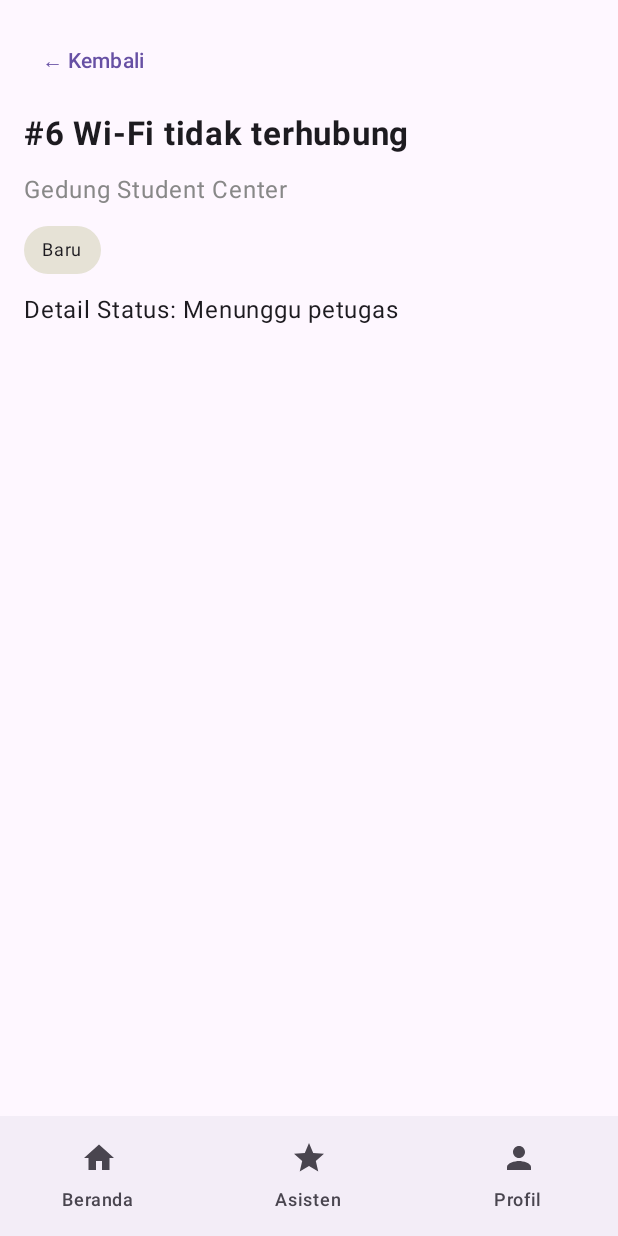
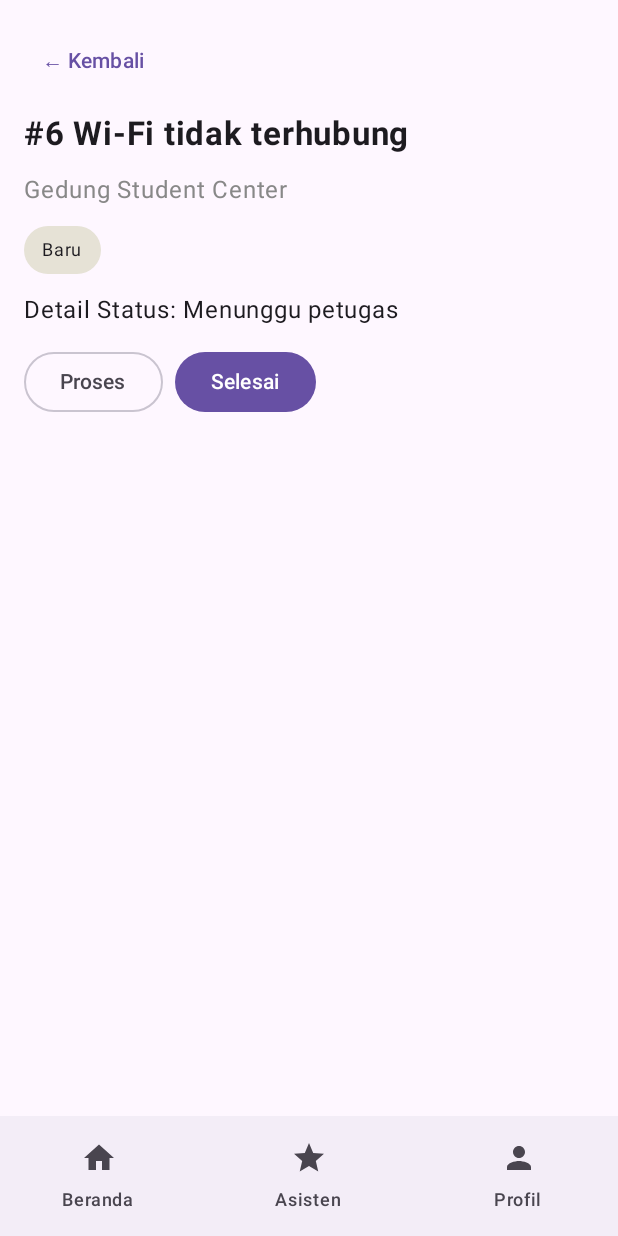
Before and after one commit to arsasalsaaa/LaporKampus_123140108, an Android app built with Jetpack Compose: the screen it shows after launch (MainActivity), after a tap on "Wi-Fi tidak terhubung", on a phone screen of 412 x 824 dp. Run offline under Robolectric (Android 15) with nearby library versions, the phone set to English and light mode, and no system bars.

Commit message:
Ubah status satu laporan saat detailnya terbuka, dan layar ikut berubah

```diff
--- a/shared/src/commonMain/kotlin/com/laporkampus/App.kt
+++ b/shared/src/commonMain/kotlin/com/laporkampus/App.kt
@@ -128,7 +128,8 @@ fun App() = MaterialTheme {
 
                 LayarDetail(
                     state = state,
-                    kembali = { nav.popBackStack() }
+                    kembali = { nav.popBackStack() },
+                    onUbahStatus = vm::ubahStatus
                 )
             }
 
--- a/shared/src/commonMain/kotlin/com/laporkampus/ui/DetailViewModel.kt
+++ b/shared/src/commonMain/kotlin/com/laporkampus/ui/DetailViewModel.kt
@@ -8,6 +8,7 @@ import kotlinx.coroutines.flow.SharingStarted
 import kotlinx.coroutines.flow.StateFlow
 import kotlinx.coroutines.flow.map
 import kotlinx.coroutines.flow.stateIn
+import com.laporkampus.model.StatusLaporan
 
 // Sealed class merepresentasikan 3 keadaan layar detail
 sealed class DetailUiState {
@@ -17,7 +18,7 @@ sealed class DetailUiState {
 }
 
 // ViewModel menerima id laporan dan mencari datanya sendiri dari PenyimpananLaporan
-class DetailViewModel(id: Int) : ViewModel() {
+class DetailViewModel(private val id: Int) : ViewModel() {
     val uiState: StateFlow<DetailUiState> = PenyimpananLaporan.daftar
         .map { semua ->
             val laporan = semua.find { it.id == id }
@@ -29,4 +30,7 @@ class DetailViewModel(id: Int) : ViewModel() {
             started = SharingStarted.WhileSubscribed(5000),
             initialValue = DetailUiState.Memuat
         )
+    fun ubahStatus(statusBaru: StatusLaporan) {
+        PenyimpananLaporan.ubahStatus(id, statusBaru)
+    }
 }
--- a/shared/src/commonMain/kotlin/com/laporkampus/ui/LayarDetail.kt
+++ b/shared/src/commonMain/kotlin/com/laporkampus/ui/LayarDetail.kt
@@ -2,8 +2,11 @@ package com.laporkampus.ui
 
 import androidx.compose.foundation.layout.Arrangement
 import androidx.compose.foundation.layout.Column
+import androidx.compose.foundation.layout.Row
 import androidx.compose.foundation.layout.padding
+import androidx.compose.material3.Button
 import androidx.compose.material3.CircularProgressIndicator
+import androidx.compose.material3.OutlinedButton
 import androidx.compose.material3.Text
 import androidx.compose.material3.TextButton
 import androidx.compose.runtime.Composable
@@ -12,12 +15,14 @@ import androidx.compose.ui.graphics.Color
 import androidx.compose.ui.text.font.FontWeight
 import androidx.compose.ui.unit.dp
 import androidx.compose.ui.unit.sp
+import com.laporkampus.model.StatusLaporan
 import com.laporkampus.model.label
 
 @Composable
 fun LayarDetail(
     state: DetailUiState,
-    kembali: () -> Unit
+    kembali: () -> Unit,
+    onUbahStatus: (StatusLaporan) -> Unit = {}
 ) {
     Column(
         modifier = Modifier.padding(16.dp),
@@ -41,6 +46,15 @@ fun LayarDetail(
                 Text(laporan.lokasi, color = Color.Gray)
                 LabelStatus(laporan.status)
                 Text("Detail Status: ${laporan.status.label()}")
+
+                Row(horizontalArrangement = Arrangement.spacedBy(8.dp)) {
+                    OutlinedButton(onClick = { onUbahStatus(StatusLaporan.Diproses("Pak Joko")) }) {
+                        Text("Proses")
+                    }
+                    Button(onClick = { onUbahStatus(StatusLaporan.Selesai("Sudah diperbaiki")) }) {
+                        Text("Selesai")
+                    }
+                }
             }
         }
     }
```
Also changed, not shown: shared/src/commonMain/kotlin/com/laporkampus/data/PenyimpananLaporan.kt (+7 -0 lines).
